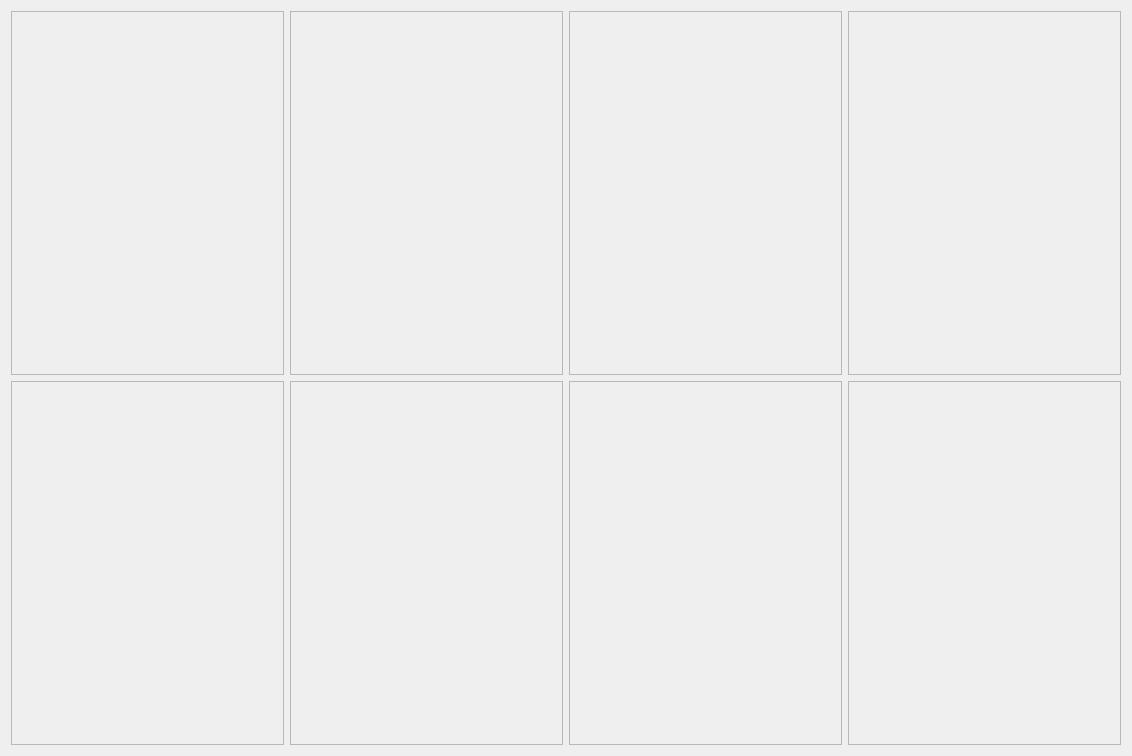
The window that morphologist/gui/ui/viewport_widget.ui (brainvisa/morphologist) describes before a commit, drawn with Qt 5.
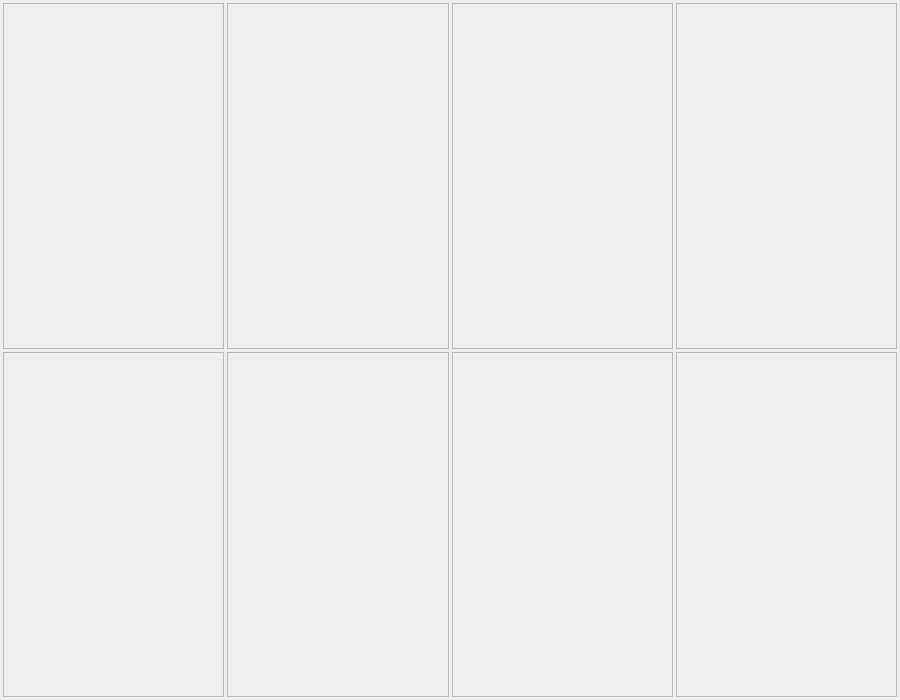
The same window after the commit.

Commit message: ENH: reduce margins and set runner widget in a dock widget

The edit to the form file:
```diff
--- a/morphologist/gui/ui/viewport_widget.ui
+++ b/morphologist/gui/ui/viewport_widget.ui
@@ -6,8 +6,8 @@
    <rect>
     <x>0</x>
     <y>0</y>
-    <width>1132</width>
-    <height>756</height>
+    <width>900</width>
+    <height>700</height>
    </rect>
   </property>
   <property name="sizePolicy">
@@ -20,6 +20,12 @@
    <string>Form</string>
   </property>
   <layout class="QGridLayout" name="gridLayout">
+   <property name="margin">
+    <number>3</number>
+   </property>
+   <property name="spacing">
+    <number>3</number>
+   </property>
    <item row="0" column="0">
     <widget class="QFrame" name="view1_frame">
      <property name="frameShape">
@@ -29,6 +35,12 @@
       <enum>QFrame::Raised</enum>
      </property>
      <layout class="QVBoxLayout" name="verticalLayout_1">
+      <property name="spacing">
+       <number>0</number>
+      </property>
+      <property name="margin">
+       <number>0</number>
+      </property>
       <item>
        <widget class="QLabel" name="view1_label">
         <property name="sizePolicy">
@@ -67,6 +79,12 @@
       <enum>QFrame::Raised</enum>
      </property>
      <layout class="QVBoxLayout" name="verticalLayout_2">
+      <property name="spacing">
+       <number>0</number>
+      </property>
+      <property name="margin">
+       <number>0</number>
+      </property>
       <item>
        <widget class="QLabel" name="view2_label">
         <property name="sizePolicy">
@@ -105,6 +123,12 @@
       <enum>QFrame::Raised</enum>
      </property>
      <layout class="QVBoxLayout" name="verticalLayout_3">
+      <property name="spacing">
+       <number>0</number>
+      </property>
+      <property name="margin">
+       <number>0</number>
+      </property>
       <item>
        <widget class="QLabel" name="view3_label">
         <property name="sizePolicy">
@@ -143,6 +167,12 @@
       <enum>QFrame::Raised</enum>
      </property>
      <layout class="QVBoxLayout" name="verticalLayout_4">
+      <property name="spacing">
+       <number>0</number>
+      </property>
+      <property name="margin">
+       <number>0</number>
+      </property>
       <item>
        <widget class="QLabel" name="view4_label">
         <property name="sizePolicy">
@@ -181,6 +211,12 @@
       <enum>QFrame::Raised</enum>
      </property>
      <layout class="QVBoxLayout" name="verticalLayout_5">
+      <property name="spacing">
+       <number>0</number>
+      </property>
+      <property name="margin">
+       <number>0</number>
+      </property>
       <item>
        <widget class="QLabel" name="view5_label">
         <property name="sizePolicy">
@@ -219,6 +255,12 @@
       <enum>QFrame::Raised</enum>
      </property>
      <layout class="QVBoxLayout" name="verticalLayout_6">
+      <property name="spacing">
+       <number>0</number>
+      </property>
+      <property name="margin">
+       <number>0</number>
+      </property>
       <item>
        <widget class="QLabel" name="view6_label">
         <property name="text">
@@ -251,6 +293,12 @@
       <enum>QFrame::Raised</enum>
      </property>
      <layout class="QVBoxLayout" name="verticalLayout_7">
+      <property name="spacing">
+       <number>0</number>
+      </property>
+      <property name="margin">
+       <number>0</number>
+      </property>
       <item>
        <widget class="QLabel" name="view7_label">
         <property name="text">
@@ -283,6 +331,12 @@
       <enum>QFrame::Raised</enum>
      </property>
      <layout class="QVBoxLayout" name="verticalLayout_8">
+      <property name="spacing">
+       <number>0</number>
+      </property>
+      <property name="margin">
+       <number>0</number>
+      </property>
       <item>
        <widget class="QLabel" name="view8_label">
         <property name="sizePolicy">
```
The commit also changes 5 other files.
